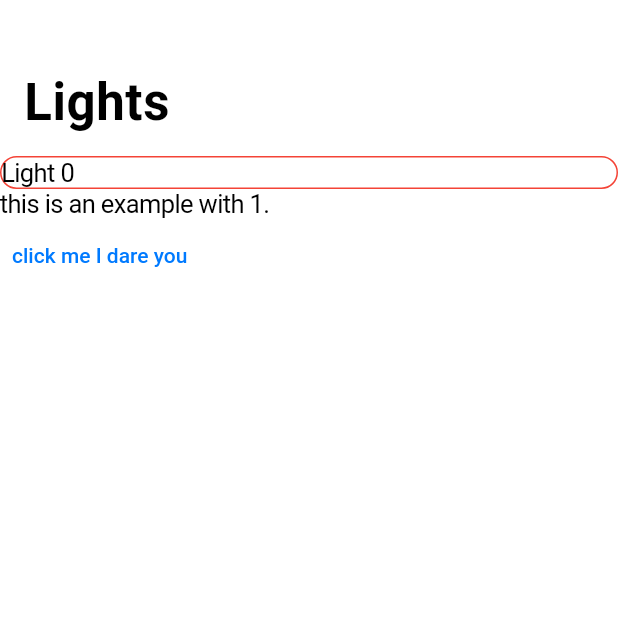
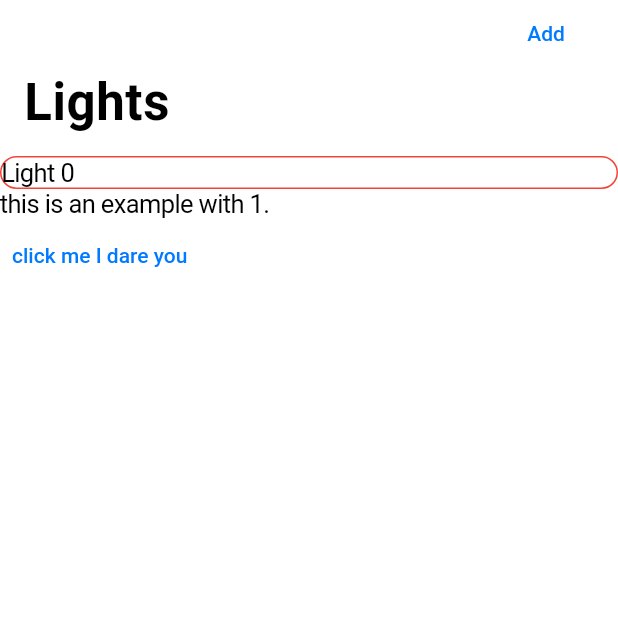
Before and after one commit to Light-Master/LightMaster, a Flutter app: the screen it shows after launch, after a tap on "click me I dare you", on a phone screen of 412 x 824 dp, the top half of it. Run offline on Flutter 3.47's test engine with Material 2 defaults, Android fonts, the phone set to English and light mode, and no system bars.

Commit message:
add navbar button that opens AddLight widget; add AddLight widget

```diff
--- a/light_master_app/lib/widgets/home.dart
+++ b/light_master_app/lib/widgets/home.dart
@@ -2,6 +2,7 @@ import 'package:flutter/cupertino.dart';
 import 'package:flutter/material.dart';
 import 'package:light_master_app/core/models/app_model.dart';
 import 'package:light_master_app/core/models/light_source.dart';
+import 'package:light_master_app/widgets/add_light.dart';
 import 'package:light_master_app/widgets/light_settings_sheet.dart';
 import 'package:provider/provider.dart';
 
@@ -14,7 +15,13 @@ class Home extends StatelessWidget {
       return CustomScrollView(
         semanticChildCount: lightSources.length + 2,
         slivers: [
-          const CupertinoSliverNavigationBar(largeTitle: Text('Lights')),
+          CupertinoSliverNavigationBar(
+              largeTitle: Text('Lights'),
+              trailing: TextButton(
+                child: Text("Add"),
+                onPressed: () => showCupertinoModalPopup(
+                    context: context, builder: (BuildContext bc) => AddLight()),
+              )),
           SliverSafeArea(
             top: false,
             minimum: const EdgeInsets.only(top: 8),
```
Also changed, not shown: light_master_app/lib/widgets/add_light.dart (added, +14 -0 lines).
